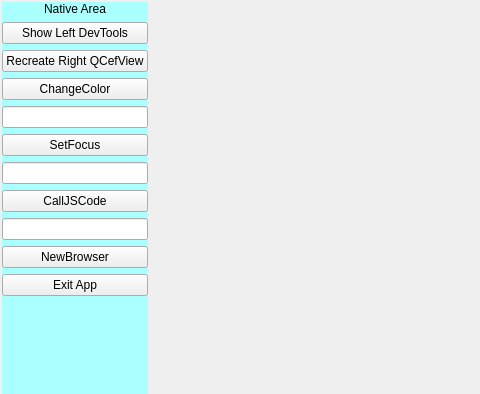
CefView/QCefView, file example/QCefViewTest/MainWindow.ui: the form before one commit; both pictures show x 0 to 480 and y 0 to 394 of the 1280 by 900 pixel window.
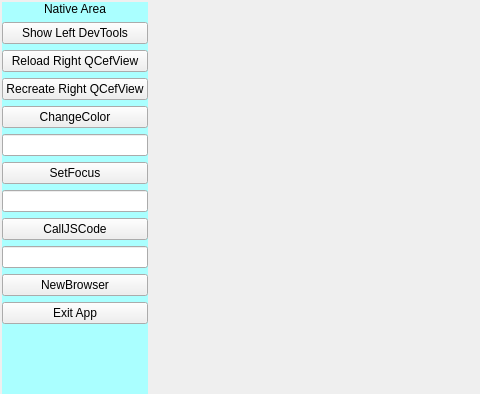
The form after the commit.

Commit message: Update: add reload button for right QCefView

The edit to the form file:
```diff
--- a/example/QCefViewTest/MainWindow.ui
+++ b/example/QCefViewTest/MainWindow.ui
@@ -92,7 +92,14 @@
 								</widget>
 							</item>
 							<item>
-								<widget class="QPushButton" name="btn_reCreate">
+        <widget class="QPushButton" name="btn_reloadRight">
+         <property name="text">
+          <string>Reload Right QCefView</string>
+         </property>
+        </widget>
+       </item>
+       <item>
+        <widget class="QPushButton" name="btn_recreateRight">
 									<property name="text">
 										<string>Recreate Right QCefView</string>
 									</property>
```
Left out of the diff: 3 changed lines with no effect on the pictures. Lines whose indentation alone changed are shown as unchanged. The commit also changes 3 other files.
